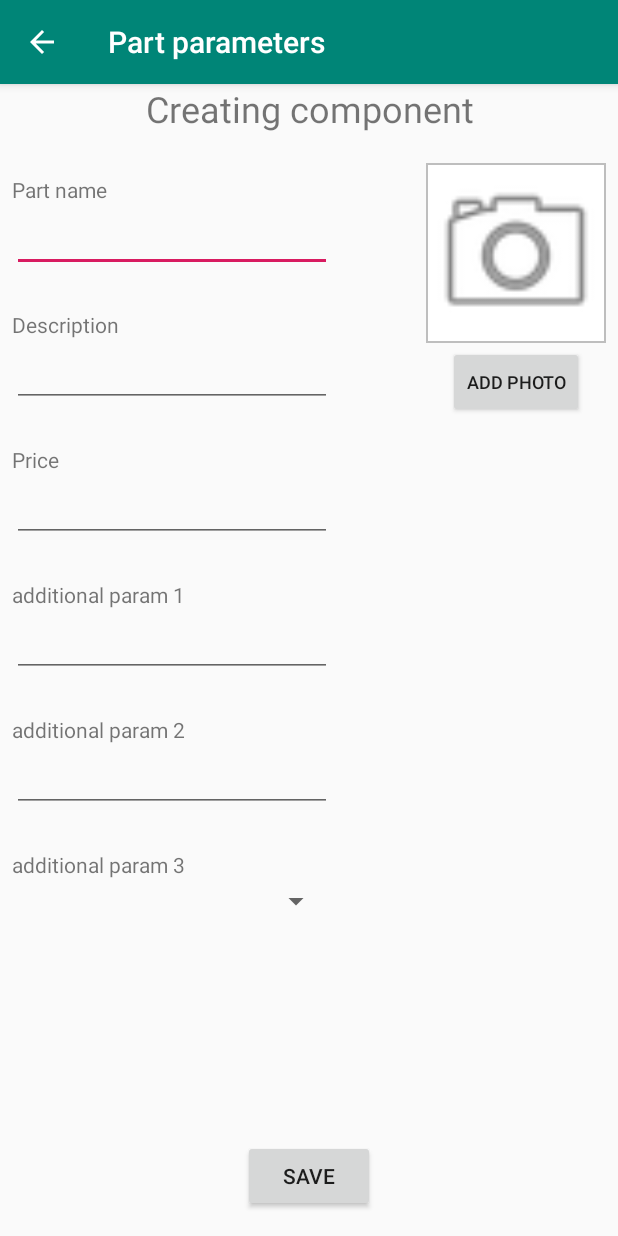
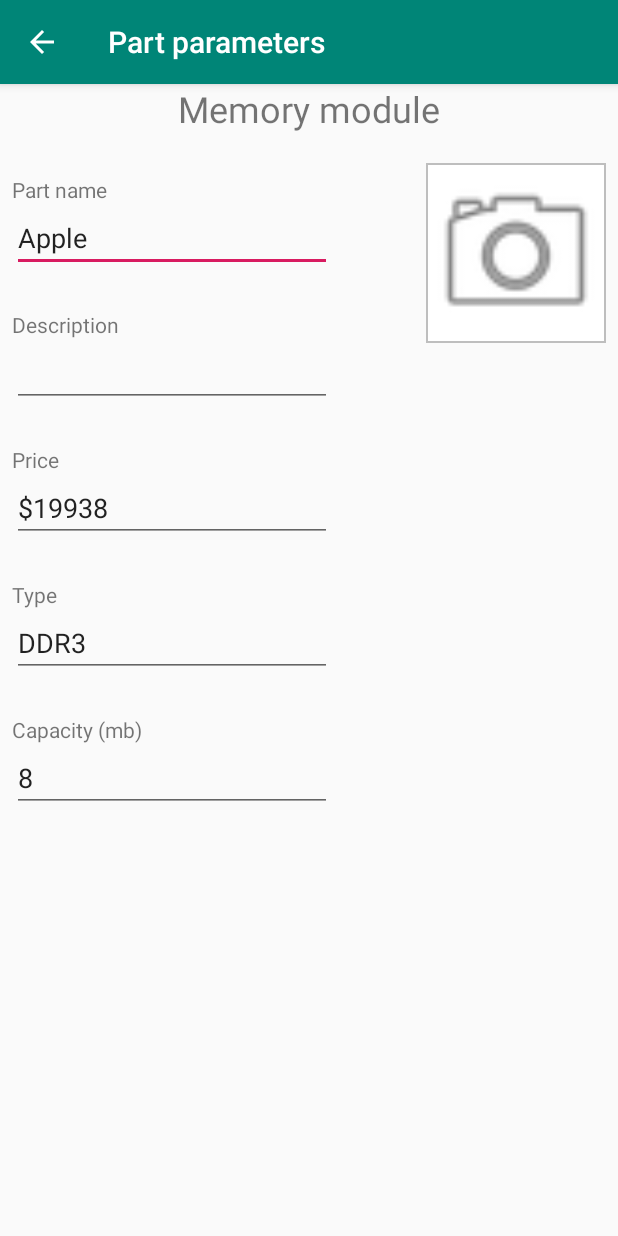
Before and after one commit to abbysoft-team/WiseBuild, an Android app: the screen it shows after launch (PartParametersActivity), after a tap on "OPEN RANDOM PART", on a phone screen of 412 x 824 dp. Run offline under Robolectric (Android 15) with nearby library versions, the phone set to English and light mode, and no system bars; libraries missing offline, so code that uses them is left out: com.mobsandgeeks.saripaar.

Commit message:
done with part view activity

```diff
--- a/app/src/main/java/ru/abbysoft/wisebuild/MainActivity.java
+++ b/app/src/main/java/ru/abbysoft/wisebuild/MainActivity.java
@@ -63,6 +63,7 @@ public class MainActivity extends AppCompatActivity {
 
     public void openRandomPartButtonClicked(View view) {
         ComputerPart randomOne = ModelUtils.generateRandomPart();
+        DBFactory.getDatabase().storePart(randomOne);
 
         PartParametersActivity.launchForViewParametersOf(randomOne.getId(), this);
     }
--- a/app/src/main/java/ru/abbysoft/wisebuild/PartParametersActivity.java
+++ b/app/src/main/java/ru/abbysoft/wisebuild/PartParametersActivity.java
@@ -16,8 +16,10 @@ import android.text.InputType;
 import android.text.TextWatcher;
 import android.util.Log;
 import android.view.View;
+import android.view.ViewGroup;
 import android.view.ViewManager;
 import android.widget.ArrayAdapter;
+import android.widget.Button;
 import android.widget.EditText;
 import android.widget.ImageView;
 import android.widget.Spinner;
@@ -37,6 +39,7 @@ import ru.abbysoft.wisebuild.model.CPU;
 import ru.abbysoft.wisebuild.model.ComputerPart;
 import ru.abbysoft.wisebuild.model.MemoryModule;
 import ru.abbysoft.wisebuild.model.Motherboard;
+import ru.abbysoft.wisebuild.model.PartParameter;
 import ru.abbysoft.wisebuild.storage.DBFactory;
 import ru.abbysoft.wisebuild.utils.LayoutUtils;
 import ru.abbysoft.wisebuild.utils.MiscUtils;
@@ -110,9 +113,9 @@ public class PartParametersActivity extends AppCompatActivity implements Validat
             return;
         }
 
-        addAdditionalFields();
+        if (partBeingCreated()) {
+            addAdditionalFields();
 
-        if (partBeingCreated()) {
             configureViewForCreation();
         } else {
             configureViewForExistingPart();
@@ -257,7 +260,54 @@ public class PartParametersActivity extends AppCompatActivity implements Validat
     }
 
     private void configureViewForExistingPart() {
-        headerMessage.setText(part.getName());
+        headerMessage.setText(part.getType().getReadableName());
+        nameField.setText(part.getName());
+        descriptionField.setText(descriptionField.getText());
+        String price = "$" + part.getPriceUsd();
+        priceField.setText(price);
+
+        hideUnusedViews();
+        addPartParameterFields();
+
+        // disable fields for editing
+        nameField.setKeyListener(null);
+        descriptionField.setKeyListener(null);
+        priceField.setKeyListener(null);
+    }
+
+    private void hideUnusedViews() {
+        Button saveButton = findViewById(R.id.save_component_button);
+        saveButton.setVisibility(View.INVISIBLE);
+        Button addPhotoButton = findViewById(R.id.add_photo_button);
+        addPhotoButton.setVisibility(View.INVISIBLE);
+        LayoutUtils.removeViewFromLayout(additionalParamField1);
+        LayoutUtils.removeViewFromLayout(additionalParamField2);
+        LayoutUtils.removeViewFromLayout(additionalParamLabel1);
+        LayoutUtils.removeViewFromLayout(additionalParamLabel2);
+        LayoutUtils.removeViewFromLayout(additionalParamSpinner);
+        LayoutUtils.removeViewFromLayout(additionalParamSpinnerLabel);
+    }
+
+    private void addPartParameterFields() {
+        List<PartParameter> parameters = part.getParameters();
+        ViewGroup container = findViewById(R.id.part_creation_parameters_container);
+        for (PartParameter parameter : parameters) {
+            addParameterField(parameter, container);
+        }
+    }
+
+    private void addParameterField(PartParameter parameter, ViewGroup container) {
+        TextView labelView = new TextView(this);
+        labelView.setText(parameter.getName());
+        labelView.setLayoutParams(additionalParamLabel1.getLayoutParams());
+
+        EditText editText = new EditText(this);
+        editText.setText(parameter.getValue().toString());
+        editText.setKeyListener(null);
+        editText.setLayoutParams(additionalParamField1.getLayoutParams());
+
+        container.addView(labelView);
+        container.addView(editText);
     }
 
     /**
--- a/app/src/main/java/ru/abbysoft/wisebuild/model/CPU.java
+++ b/app/src/main/java/ru/abbysoft/wisebuild/model/CPU.java
@@ -31,8 +31,8 @@ public class CPU extends ComputerPart {
     public List<PartParameter> getParameters() {
         ArrayList<PartParameter> parameters = new ArrayList<>(2);
 
-        parameters.add(new PartParameter("manufacturer", manufacturer));
-        parameters.add(new PartParameter("cores", cores));
+        parameters.add(new PartParameter("Manufacturer", manufacturer));
+        parameters.add(new PartParameter("Cores", cores));
 
         return parameters;
     }
--- a/app/src/main/java/ru/abbysoft/wisebuild/model/MemoryModule.java
+++ b/app/src/main/java/ru/abbysoft/wisebuild/model/MemoryModule.java
@@ -38,8 +38,8 @@ public class MemoryModule extends ComputerPart {
     public List<PartParameter> getParameters() {
         ArrayList<PartParameter> parameters = new ArrayList<>(2);
 
-        parameters.add(new PartParameter("type", type.getName()));
-        parameters.add(new PartParameter("capacity (mb)", capacityMb));
+        parameters.add(new PartParameter("Type", type.getName()));
+        parameters.add(new PartParameter("Capacity (mb)", capacityMb));
 
         return parameters;
     }
--- a/app/src/main/java/ru/abbysoft/wisebuild/model/Motherboard.java
+++ b/app/src/main/java/ru/abbysoft/wisebuild/model/Motherboard.java
@@ -21,7 +21,7 @@ public class Motherboard extends ComputerPart {
     public List<PartParameter> getParameters() {
         ArrayList<PartParameter> parameters = new ArrayList<>(1);
 
-        parameters.add(new PartParameter("type", socketType.name()));
+        parameters.add(new PartParameter("Type", socketType.name()));
 
         return parameters;
     }
--- a/app/src/main/res/values/strings.xml
+++ b/app/src/main/res/values/strings.xml
@@ -10,7 +10,7 @@
     <string name="part_name">Part name</string>
     <string name="description">Description</string>
     <string name="price">Price</string>
-    <string name="add_photo">Add photo</string>
+    <string name="add_photo">Change photo</string>
     <string name="save">Save</string>
     <string name="creating_part_message">New %s</string>
     <string name="manufacturer">Manufacturer</string>
```
